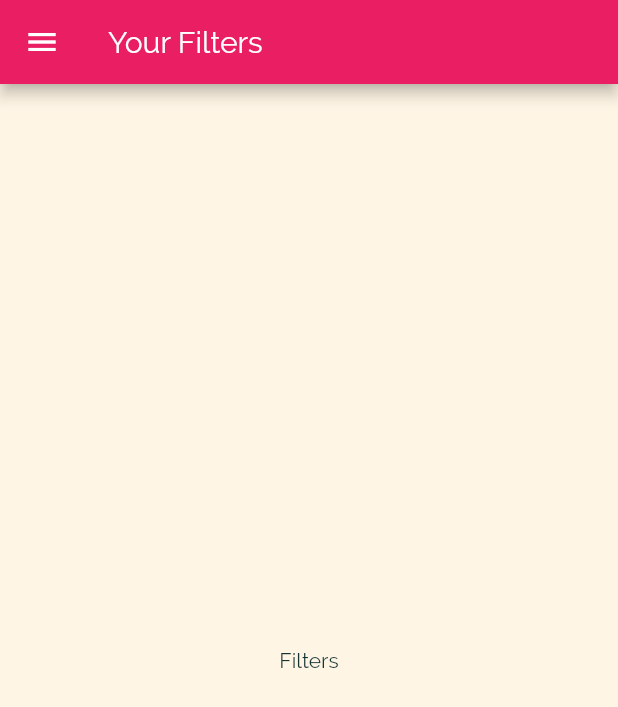
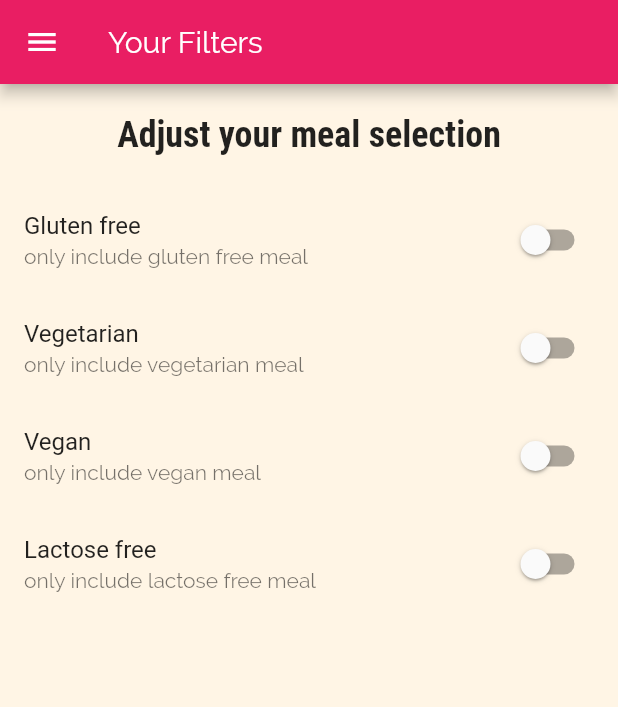
Before and after one commit to flamingdarts/flutter-meal-app, a Flutter app: the FiltersScreen screen opened by its route, on a phone screen of 412 x 824 dp. Shown: the top 707 px of the screen. Run offline on Flutter 3.47's test engine with Material 2 defaults, Android fonts, the phone set to English and light mode, and no system bars.

Commit message:
style filter

```diff
--- a/lib/screens/filters_screen.dart
+++ b/lib/screens/filters_screen.dart
@@ -1,8 +1,33 @@
 import 'package:flutter/material.dart';
 import 'package:meal_app/widgets/main_drawer.dart';
 
-class FiltersScreen extends StatelessWidget {
+class FiltersScreen extends StatefulWidget {
   static const ROUTE_NAME = '/filters';
+
+  @override
+  _FiltersScreenState createState() => _FiltersScreenState();
+}
+
+class _FiltersScreenState extends State<FiltersScreen> {
+  var _glutenfree = false;
+  var _vegeterian = false;
+  var _vegan = false;
+  var _lactosefree = false;
+
+  Widget buildSwitchListTile(
+    String title,
+    String description,
+    bool currentValue,
+    Function updateValue,
+  ) {
+    return SwitchListTile(
+      value: currentValue,
+      onChanged: updateValue,
+      title: Text(title),
+      subtitle: Text(description),
+    );
+  }
+
   @override
   Widget build(BuildContext context) {
     return Scaffold(
@@ -10,8 +35,47 @@ class FiltersScreen extends StatelessWidget {
         title: Text('Your Filters'),
       ),
       drawer: MainDrawer(),
-      body: Center(
-        child: Text('Filters'),
+      body: Column(
+        children: <Widget>[
+          Container(
+            padding: const EdgeInsets.all(20),
+            child: Text(
+              'Adjust your meal selection',
+              style: Theme.of(context).textTheme.headline6,
+            ),
+          ),
+          Expanded(
+              child: ListView(
+            children: <Widget>[
+              buildSwitchListTile(
+                  'Gluten free', 'only include gluten free meal', _glutenfree,
+                  (newValue) {
+                setState(() {
+                  _glutenfree = newValue;
+                });
+              }),
+              buildSwitchListTile(
+                  'Vegetarian', 'only include vegetarian meal', _vegeterian,
+                  (newValue) {
+                setState(() {
+                  _vegeterian = newValue;
+                });
+              }),
+              buildSwitchListTile('Vegan', 'only include vegan meal', _vegan,
+                  (newValue) {
+                setState(() {
+                  _vegan = newValue;
+                });
+              }),
+              buildSwitchListTile('Lactose free',
+                  'only include lactose free meal', _lactosefree, (newValue) {
+                setState(() {
+                  _lactosefree = newValue;
+                });
+              }),
+            ],
+          ))
+        ],
       ),
     );
   }
```
